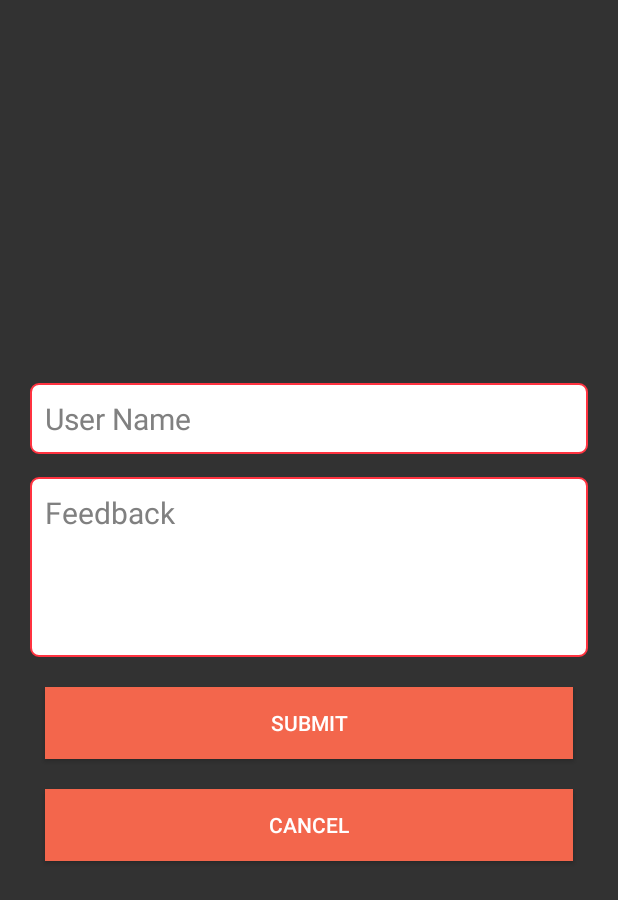
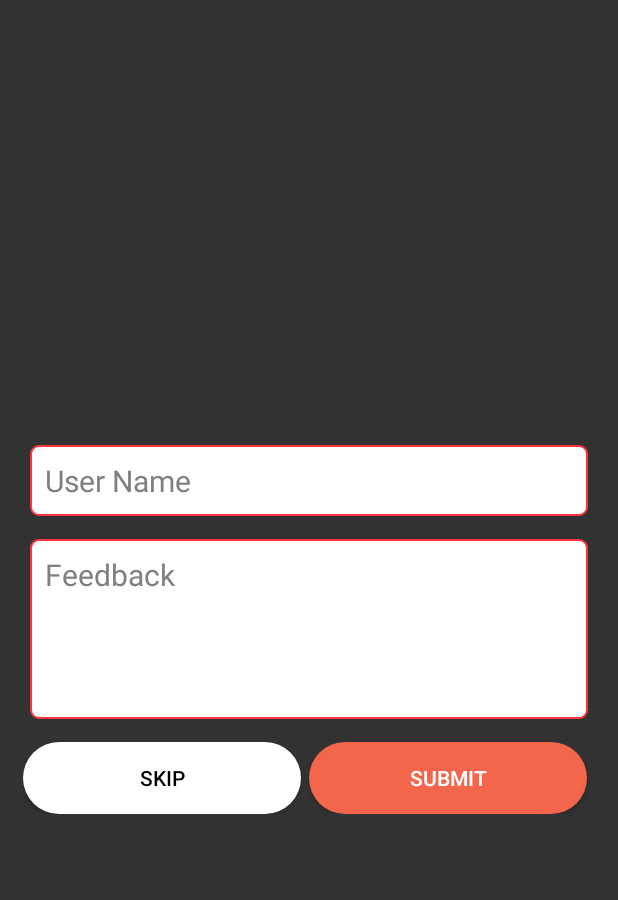
Before and after one commit to ivesingh93/VismaadNaad-Android, an Android app: the layout feed_back.xml on its own in the app's theme, with its tools: preview values and no code run, on a phone screen of 412 x 824 dp. Shown: the top 900 px of the screen. Run offline under Robolectric (Android 15) with nearby library versions, the phone set to English and light mode, and no system bars; Roboto replaces fonts that are not available here.

Commit message:
Implement Count

```diff
--- a/app/src/main/java/com/vismaad/naad/navigation/NavigationActivity.java
+++ b/app/src/main/java/com/vismaad/naad/navigation/NavigationActivity.java
@@ -316,7 +316,7 @@ public class NavigationActivity extends AppCompatActivity implements View.OnClic
         int height = displayMetrics.heightPixels;
         int width = displayMetrics.widthPixels;
 
-        dialog.getWindow().setLayout(width, 800);
+        dialog.getWindow().setLayout(width, 700);
         final EditText email_username_ET = (EditText) dialog.findViewById(R.id.email_username_ET);
         email_username_ET.setVisibility(View.GONE);
         final EditText meg_ET = (EditText) dialog.findViewById(R.id.meg_ET);
@@ -353,7 +353,7 @@ public class NavigationActivity extends AppCompatActivity implements View.OnClic
                             String msg = (String) json.get("Message");
 
                             if (responseCode == 200) {
-                                JBSehajBaniPreferences.setYesFeedback(mSharedPreferences, "YES");
+                                //JBSehajBaniPreferences.setYesFeedback(mSharedPreferences, "YES");
                               //  JBSehajBaniPreferences.setYesGiven(mSharedPreferences, "YES");
 
                             } else {
--- a/app/src/main/java/com/vismaad/naad/rest/model/JBfeedback/JBFeedback.java
+++ b/app/src/main/java/com/vismaad/naad/rest/model/JBfeedback/JBFeedback.java
@@ -28,7 +28,7 @@ public class JBFeedback {
         this.username = username;
     }
 
-    public JBFeedback(String feedback, String username) {
+    public JBFeedback( String username,String feedback) {
         this.feedback = feedback;
         this.username = username;
 
--- a/app/src/main/res/layout/feed_back.xml
+++ b/app/src/main/res/layout/feed_back.xml
@@ -31,7 +31,6 @@
 
 
         <EditText
-           android:maxLines="10"
             android:id="@+id/meg_ET"
             android:layout_width="fill_parent"
             android:layout_height="120dp"
@@ -43,13 +42,14 @@
             android:fontFamily="@font/tinos"
             android:gravity="top"
             android:hint="Feedback"
+            android:maxLines="10"
             android:padding="10dp"
             android:textColor="@color/gray"
             android:textColorHint="@color/gray"
             android:textSize="20sp" />
 
 
-        <Button
+        <!-- <Button
              android:id="@+id/btnSubmit"
              android:layout_width="match_parent"
              android:layout_height="wrap_content"
@@ -64,7 +64,7 @@
              android:textColor="@color/white" />
 
          <Button
-            android:layout_marginBottom="10dp"
+             android:layout_marginBottom="20dp"
              android:id="@+id/btnCancel"
              android:layout_width="match_parent"
              android:layout_height="wrap_content"
@@ -76,8 +76,50 @@
              android:width="150dp"
              android:background="@color/appThemeColor"
              android:text="Cancel"
-            android:textColor="@color/white" />
+             android:textColor="@color/white" />-->
+
+
+        <LinearLayout
+            android:id="@+id/ln"
+            android:layout_width="match_parent"
+            android:layout_height="wrap_content"
+            android:layout_below="@+id/editName"
+            android:layout_marginLeft="15dp"
+            android:layout_marginRight="15dp"
+            android:layout_marginTop="10dp"
+            android:orientation="horizontal"
+            android:weightSum="1">
+
+            <Button
+                android:id="@+id/btnCancel"
+                android:layout_width="100px"
+                android:layout_height="wrap_content"
+                android:layout_marginRight="5dp"
+                android:layout_marginTop="5dp"
+                android:layout_toRightOf="@+id/imageDialog"
+                android:layout_weight=".5"
+                android:background="@drawable/rounded_button"
+                android:backgroundTint="@color/white"
+                android:text=" Skip "
+                android:textColor="@color/black" />
+
+
+            <Button
+                android:id="@+id/btnSubmit"
+                android:layout_width="100px"
+                android:layout_height="wrap_content"
+                android:layout_below="@+id/textDialog"
+                android:layout_marginRight="5dp"
+                android:layout_marginTop="5dp"
+                android:layout_toRightOf="@+id/imageDialog"
+                android:layout_weight=".5"
+                android:background="@drawable/rounded_button"
+                android:text="Submit"
+                android:textColor="#FFF" />
+        </LinearLayout>
 
 
     </LinearLayout>
+
+
 </LinearLayout>
```
Lines whose indentation alone changed are shown as unchanged.
